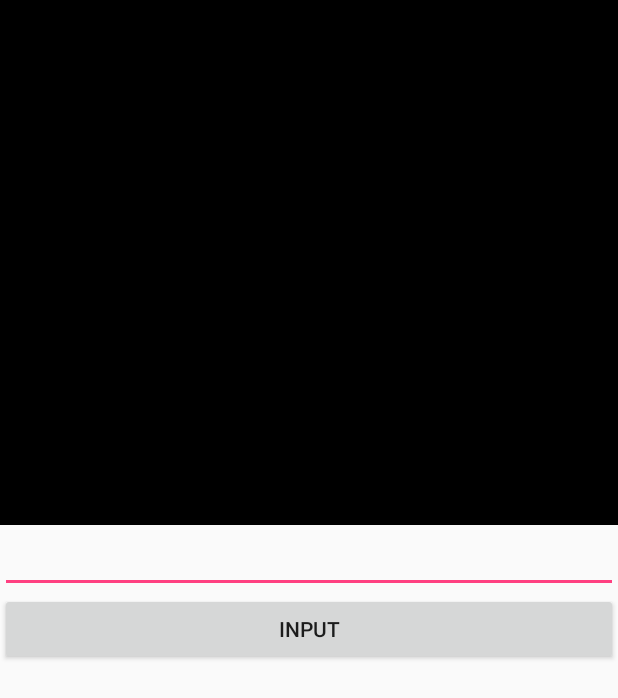
After one commit to tpb1908/Brainfuck_App, an Android app: the layout runner.xml on its own in the app's theme, with its tools: preview values and no code run, on a phone screen of 412 x 824 dp. The commit adds this screen. Shown: the top 698 px of the screen. Run offline under Robolectric (Android 15) with nearby library versions, the phone set to English and light mode, and no system bars.

Commit message:
Set up the runner

```diff
--- a/app/src/main/AndroidManifest.xml
+++ b/app/src/main/AndroidManifest.xml
@@ -20,6 +20,9 @@
         </activity>
         <activity android:name=".Editor">
         </activity>
+        <activity android:name=".Runner">
+
+        </activity>
     </application>
 
 </manifest>
--- /dev/null
+++ b/app/src/main/java/com/tpb/brainfuck_app/InterpreterIO.java
@@ -0,0 +1,12 @@
+package com.tpb.brainfuck_app;
+
+/**
+ * Created by theo on 25/08/16.
+ */
+public interface InterpreterIO {
+
+    void output(char out);
+
+    void input();
+
+}
--- a/app/src/main/java/com/tpb/brainfuck_app/Program.java
+++ b/app/src/main/java/com/tpb/brainfuck_app/Program.java
@@ -9,6 +9,7 @@ public class Program {
     String desc;
     String prog;
 
+    String outputSuffix = "";
     int defaultSize = 10000; //Size of the memory array
     int defaultMax = (int)1E6; //Maximum value in a cell
     int defaultMin = 0; //Minimum value in a cell
--- a/app/src/main/res/layout/editor.xml
+++ b/app/src/main/res/layout/editor.xml
@@ -110,7 +110,7 @@
             <Button
                 style="?android:attr/buttonStyleSmall"
                 android:text="@string/input"
-                android:id="@+id/input_button"
+                android:id="@+id/input"
                 android:layout_column="5"
                 android:onClick="editButtonPress"/>
             <Button
--- /dev/null
+++ b/app/src/main/res/layout/runner.xml
@@ -0,0 +1,39 @@
+<?xml version="1.0" encoding="utf-8"?>
+<RelativeLayout xmlns:android="http://schemas.android.com/apk/res/android"
+              android:orientation="vertical"
+              android:layout_width="match_parent"
+              android:layout_height="match_parent">
+
+    <ScrollView
+        android:layout_width="match_parent"
+        android:layout_height="350dp"
+        android:background="@android:color/black"
+        android:id="@+id/scrollView">
+        <TextView
+            android:layout_width="match_parent"
+            android:layout_height="wrap_content"
+            android:background="@android:color/black"
+            android:textColor="@android:color/white"
+            android:id="@+id/output"
+       />
+    </ScrollView>
+
+    <EditText
+        android:layout_width="match_parent"
+        android:layout_height="wrap_content"
+        android:id="@+id/input"
+        android:maxLength="1"
+        android:layout_below="@+id/scrollView"
+        android:layout_alignParentStart="true"/>
+
+    <Button
+        android:layout_width="match_parent"
+        android:layout_height="wrap_content"
+        android:text="Input"
+        android:id="@+id/input_button"
+        android:layout_below="@+id/input"
+        android:layout_centerHorizontal="true"
+        android:onClick="input"/>
+
+
+</RelativeLayout>
```
Also changed, not shown: app/src/main/java/com/tpb/brainfuck_app/Editor.java (+10 -1 lines), app/src/main/java/com/tpb/brainfuck_app/Runner.java (+183 -2 lines), app/src/main/java/com/tpb/brainfuck_app/SettingsDialog.java (added, +11 -0 lines), app/src/main/java/com/tpb/brainfuck_app/Storage.java (+7 -2 lines), app/src/main/res/layout/dialog_settings.xml (added, +26 -0 lines).
